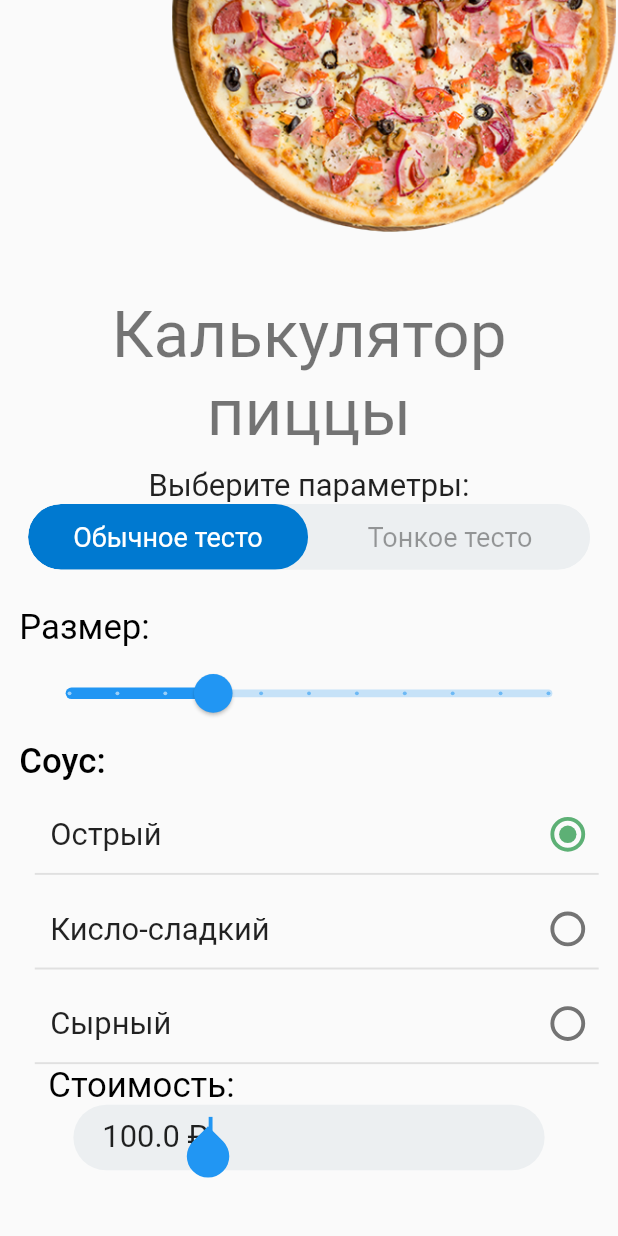
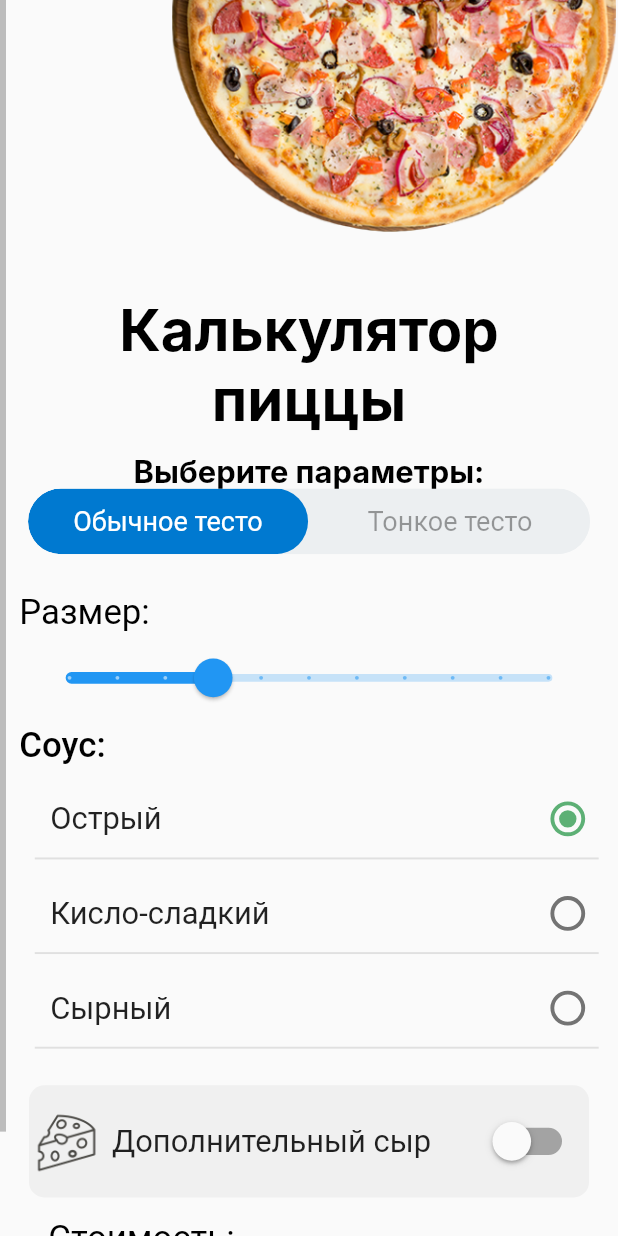
Before and after one commit to Alexqwesa/test_task_pizza_shop_project, a Flutter app: the screen it shows after launch, after a tap on "Войти", on a phone screen of 412 x 824 dp. Run offline on Flutter 3.47's test engine with Material 2 defaults, Android fonts, the phone set to English and light mode, and no system bars; drawn by our look-alikes of toggle_switch; Roboto replaces fonts that are missing (Inter).

Commit message:
main screen almost done, todo: cheese switch layout, slider?, calculate money, radio - innder radius, chrome...

```diff
--- a/lib/main.dart
+++ b/lib/main.dart
@@ -1,4 +1,5 @@
 import 'package:flutter/material.dart';
+import 'package:flutter/widgets.dart';
 import 'package:test_task_pizza_shop_project/login_screen.dart';
 import 'package:test_task_pizza_shop_project/main_screen.dart';
 import 'package:test_task_pizza_shop_project/register_screen.dart';
@@ -30,7 +31,14 @@ class MyApp extends StatelessWidget {
         // textTheme: GoogleFonts.robotoTextTheme(
         //   Theme.of(context).textTheme,
         // ),
+        // backgroundColor: Colors.white,
         textTheme: const TextTheme(
+          headline1: TextStyle(
+            fontFamily: 'Inter',
+            fontSize: 30,
+            fontWeight: FontWeight.w700,
+            color: Colors.black,
+          ),
           // headline2: GoogleFonts.nunito(  // didn't work
           //   fontSize: 20            ,
           //   fontWeight: FontWeight.w800,
--- a/lib/main_screen.dart
+++ b/lib/main_screen.dart
@@ -1,3 +1,4 @@
+import 'package:flutter/cupertino.dart';
 import 'package:flutter/material.dart';
 import 'package:flutter/services.dart';
 import 'package:toggle_switch/toggle_switch.dart';
@@ -19,18 +20,25 @@ class _MainScreenState extends State<MainScreen> {
   double pizzaSize = 1.3;
   double price = 100.0;
 
+  bool withCheese = false;
+
   @override
   Widget build(BuildContext context) {
     const buttonColor = Color(0xff0079D0);
 
     return Scaffold(
       resizeToAvoidBottomInset: false,
-      body: SingleChildScrollView(
+      body: Center(
+        child: Scrollbar(
+          interactive: true,
+          scrollbarOrientation: ScrollbarOrientation.left,
+          isAlwaysShown: true,
+          child: SingleChildScrollView(
             child: ConstrainedBox(
               constraints: BoxConstraints(
                 maxWidth: MediaQuery.of(context).size.width,
                 minWidth: MediaQuery.of(context).size.width,
-            maxHeight: 1000,
+                maxHeight: 900,
               ),
               child: FittedBox(
                 fit: BoxFit.fitWidth,
@@ -38,7 +46,7 @@ class _MainScreenState extends State<MainScreen> {
                 child: Container(
                   alignment: Alignment.topCenter,
                   child: SizedBox(
-                height: 1000,
+                    height: 900,
                     width: 320,
                     child: Column(
                       children: [
@@ -60,7 +68,7 @@ class _MainScreenState extends State<MainScreen> {
                                 child: Text(
                                   'Калькулятор пиццы',
                                   textAlign: TextAlign.center,
-                              style: Theme.of(context).textTheme.headline4,
+                                  style: Theme.of(context).textTheme.headline1,
                                 ),
                               ),
                               const SizedBox(
@@ -70,7 +78,10 @@ class _MainScreenState extends State<MainScreen> {
                                 child: Text(
                                   'Выберите параметры:',
                                   textAlign: TextAlign.center,
-                              style: Theme.of(context).textTheme.subtitle1,
+                                  style: Theme.of(context)
+                                      .textTheme
+                                      .headline1!
+                                      .copyWith(fontSize: 16),
                                 ),
                               ),
                               ToggleSwitch(
@@ -146,10 +157,12 @@ class _MainScreenState extends State<MainScreen> {
                                               // tileColor: const Color(0xFF5DB075),
                                               title: Text(SauceText[i]),
                                               controlAffinity:
-                                              ListTileControlAffinity.trailing,
+                                                  ListTileControlAffinity
+                                                      .trailing,
                                               value: Sauce.values[i],
                                               groupValue: sauce,
-                                          contentPadding: const EdgeInsets.only(
+                                              contentPadding:
+                                                  const EdgeInsets.only(
                                                 left: 8,
                                                 right: 0,
                                               ),
@@ -172,6 +185,52 @@ class _MainScreenState extends State<MainScreen> {
                                   ],
                                 ),
                               ),
+                              const SizedBox(
+                                height: 19,
+                              ),
+                              Center(
+                                child: Padding(
+                                  padding: const EdgeInsets.fromLTRB(5, 0, 5, 0),
+                                  child: DecoratedBox(
+                                    decoration: const BoxDecoration(
+                                      borderRadius: BorderRadius.all(
+                                        Radius.circular(8.0),
+                                      ),
+                                      color: Color(0xFFF0F0F0),
+                                    ),
+                                    child: ListTileTheme(
+                                      horizontalTitleGap: 2,
+                                      contentPadding: EdgeInsets.all(1),
+                                      child: SwitchListTile(
+                                        dense: false,
+                                        activeColor: const Color(0xFF0E4DA4),
+                                        activeTrackColor: Color(0xFF0E4DA4).withOpacity(0.24),
+                                        secondary: SizedBox(
+                                          height: 34,
+                                          width: 36,
+                                          child: Image.asset(
+                                            'assets/cheese.png',
+                                          ),
+                                        ),
+                                        title: const Text('Дополнительный сыр'),
+
+                                        // ),
+                                        onChanged: (val) {
+                                          setState(
+                                            () {
+                                              withCheese = val;
+                                            },
+                                          );
+                                        },
+                                        value: withCheese,
+                                      ),
+                                    ),
+                                  ),
+                                ),
+                              ),
+                              const SizedBox(
+                                height: 10,
+                              ),
                               Container(
                                 alignment: Alignment.topLeft,
                                 padding: const EdgeInsets.only(left: 15),
@@ -185,9 +244,12 @@ class _MainScreenState extends State<MainScreen> {
                                   ),
                                 ),
                               ),
+                              const SizedBox(
+                                height: 10,
+                              ),
                               Center(
                                 child: SizedBox(
-                              width: 244,
+                                  width: 300,
                                   height: 34,
                                   child: DecoratedBox(
                                     decoration: const BoxDecoration(
@@ -197,26 +259,24 @@ class _MainScreenState extends State<MainScreen> {
                                       ),
                                     ),
                                     child: Padding(
-                                  padding:
-                                      const EdgeInsets.fromLTRB(15, 0, 20, 5),
+                                      padding: const EdgeInsets.fromLTRB(
+                                          15, 0, 20, 5),
                                       child: TextFormField(
-                                    autofocus: true,
+                                        // autofocus: false,
                                         controller: TextEditingController()
                                           ..text = '$price ₽',
-                                    keyboardType: TextInputType.number,
-                                    inputFormatters: <TextInputFormatter>[
-                                      FilteringTextInputFormatter.digitsOnly,
-                                    ],
+                                        keyboardType: TextInputType.none,
+                                        // inputFormatters: <TextInputFormatter>[
+                                        //   FilteringTextInputFormatter
+                                        //       .digitsOnly,
+                                        // ],
                                       ),
                                     ),
                                   ),
                                 ),
                               ),
                               const SizedBox(
-                            height: 20,
-                          ),
-                          const SizedBox(
-                            height: 28,
+                                height: 33,
                               ),
                               Center(
                                 child: SizedBox(
@@ -235,7 +295,8 @@ class _MainScreenState extends State<MainScreen> {
                                       style: ButtonStyle(
                                         shape: MaterialStateProperty.all(
                                           RoundedRectangleBorder(
-                                        borderRadius: BorderRadius.circular(36),
+                                            borderRadius:
+                                                BorderRadius.circular(36),
                                           ),
                                         ),
                                       ),
@@ -253,6 +314,8 @@ class _MainScreenState extends State<MainScreen> {
               ),
             ),
           ),
+        ),
+      ),
     );
   }
 }
```
Also changed, not shown: assets/cheese.png (added). Lines whose indentation alone changed are shown as unchanged.
